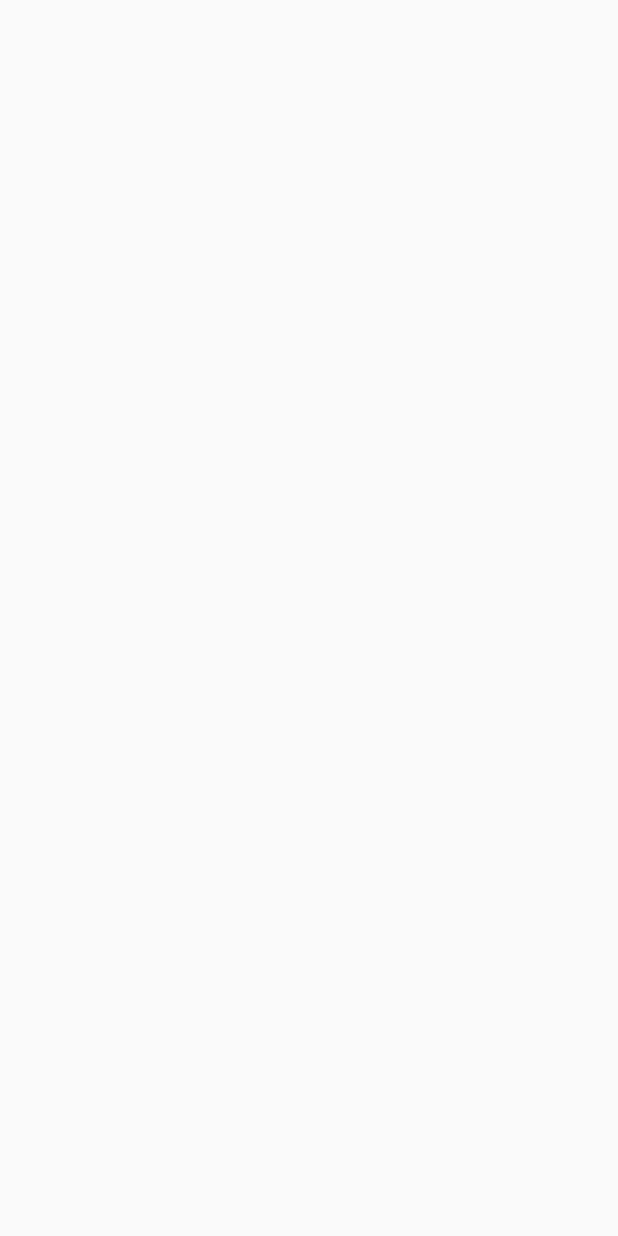
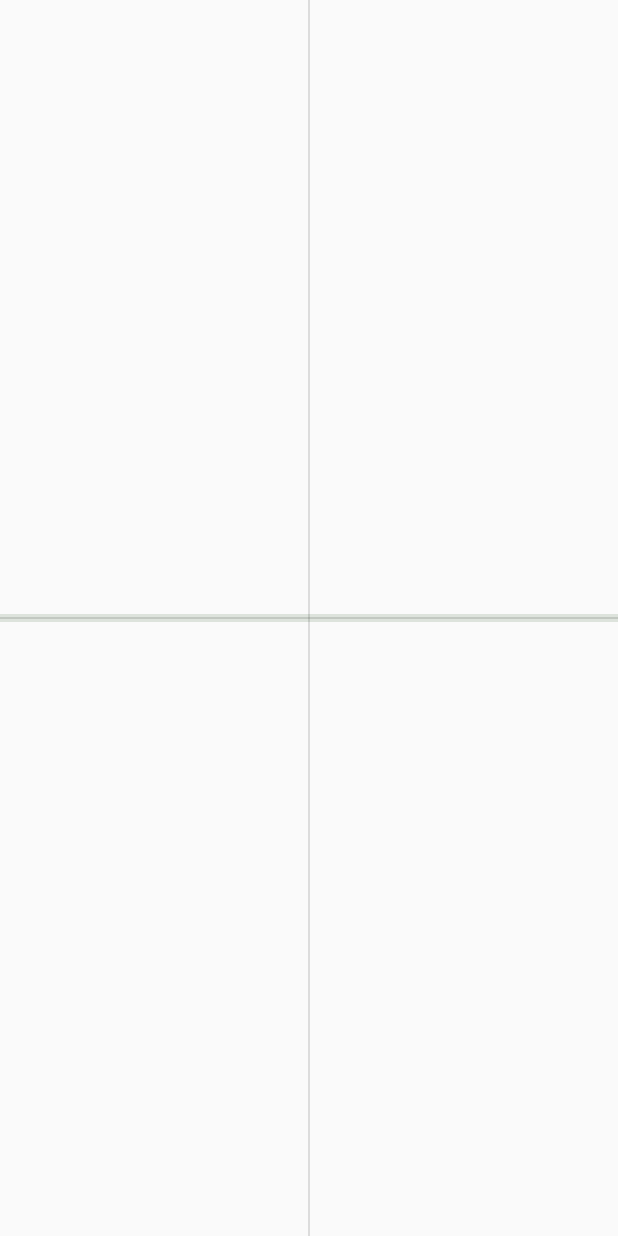
Before and after one commit to valeriiaradzivilo/AndroidBuildingLevel, an Android app: the screen it shows after launch (LevelActivity), on a phone screen of 412 x 824 dp. Before the commit the screen is empty. Run offline under Robolectric (Android 15) with nearby library versions, the phone set to English and light mode, and no system bars.

Commit message:
- Added level

```diff
--- a/app/src/main/res/layout/activity_level.xml
+++ b/app/src/main/res/layout/activity_level.xml
@@ -11,4 +11,28 @@
         android:layout_centerInParent="true"
         android:textSize="24sp" />
 
+    <View
+        android:id="@+id/horizontal_static_divider"
+        android:layout_width="match_parent"
+        android:layout_height="1dp"
+        android:layout_centerInParent="true"
+        android:background="?android:attr/listDivider"
+        android:foregroundGravity="center" />
+
+    <View
+        android:id="@+id/vertical_static_divider"
+        android:layout_width="1dp"
+        android:layout_height="match_parent"
+        android:layout_centerInParent="true"
+        android:layout_centerVertical="true"
+        android:background="?android:attr/listDivider" />
+
+    <View
+        android:id="@+id/moving_stick"
+        android:layout_width="match_parent"
+        android:layout_height="5dp"
+        android:layout_centerInParent="true"
+        android:background="?android:attr/listDivider"
+        android:backgroundTint="@color/dark_green" />
+
 </RelativeLayout>
```
Also changed, not shown: app/src/main/java/com/example/lab/LevelActivity.kt (+20 -11 lines).
